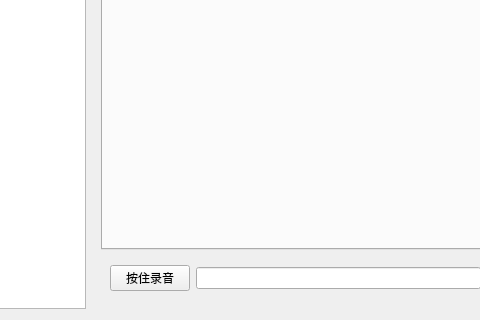
Before: the Qt Designer form client/chatwindow.ui in toh520/MyChat, drawn with Qt 5; both pictures show x 118 to 598 and y 180 to 500 of the 800 by 500 pixel window.
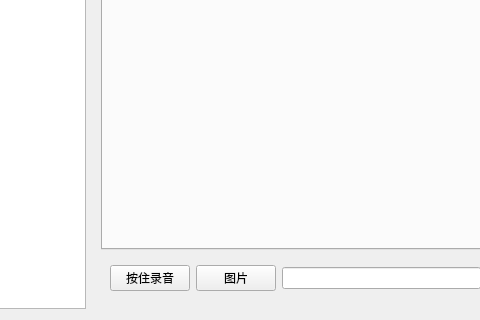
After: the same form once the commit is applied.

Commit message: 图片发送功能也成功了

Diff of the .ui file:
```diff
--- a/client/chatwindow.ui
+++ b/client/chatwindow.ui
@@ -54,6 +54,13 @@
            </property>
           </widget>
          </item>
+         <item>
+          <widget class="QPushButton" name="imageButton">
+           <property name="text">
+            <string>图片</string>
+           </property>
+          </widget>
+         </item>
          <item>
           <widget class="QLineEdit" name="messageLineEdit"/>
          </item>
```
The commit also changes 20 other files.
